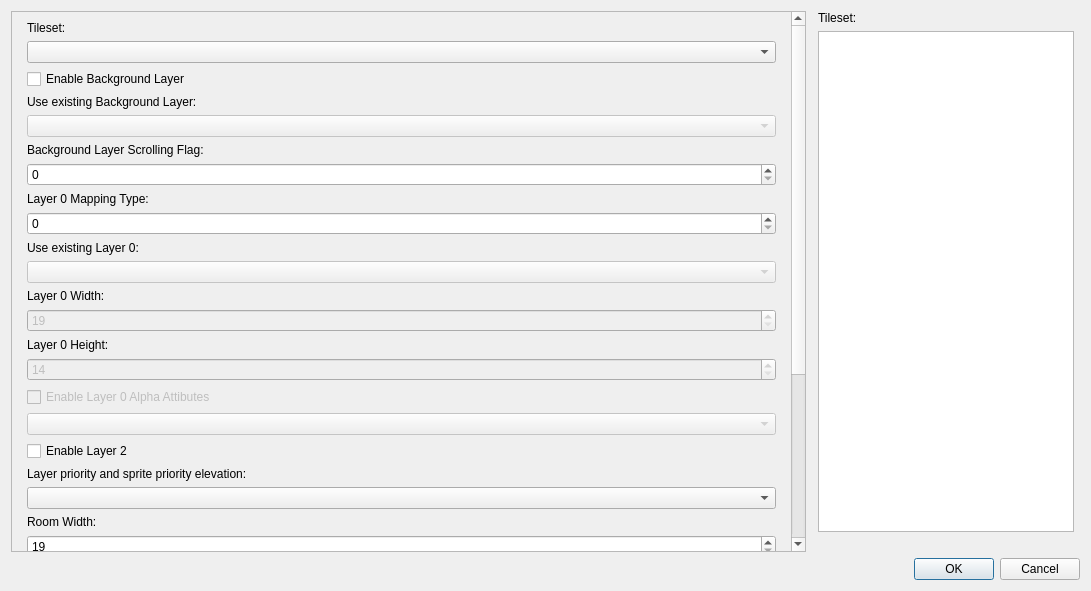
The window that Dialog/RoomConfigDialog.ui (wario-land/WL4Editor) describes before a commit, drawn with Qt 5.
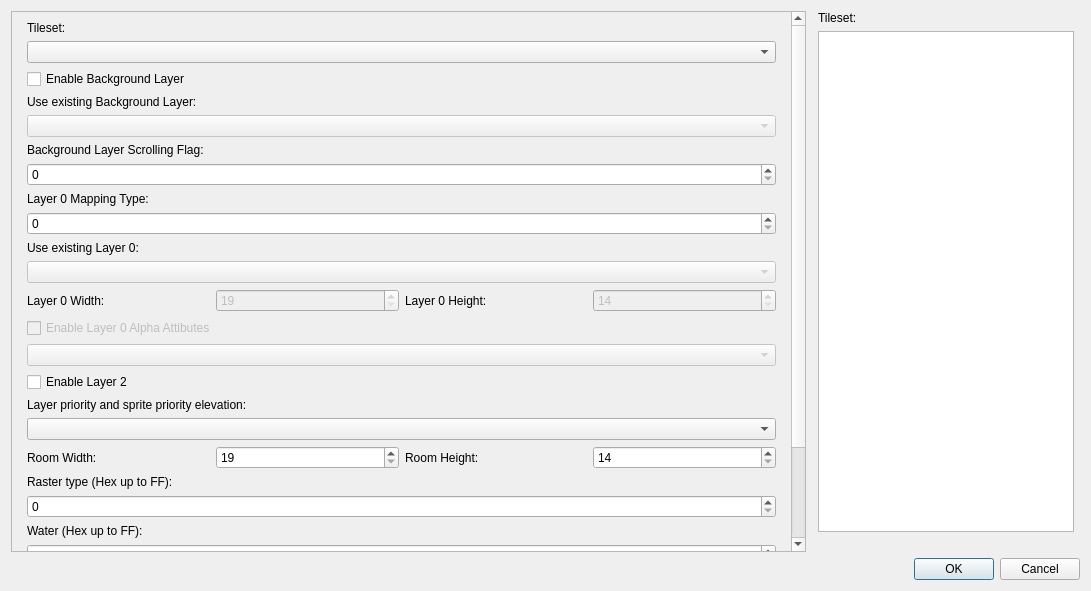
The same window after the commit. Custom widgets are drawn as their Qt base class.

Commit message:
tweak the RoomConfigDialog to support using custom layer 3
and some bugfixes

What changed in the file:
```diff
--- a/Dialog/RoomConfigDialog.ui
+++ b/Dialog/RoomConfigDialog.ui
@@ -45,7 +45,7 @@
           <x>0</x>
           <y>0</y>
           <width>781</width>
-          <height>778</height>
+          <height>711</height>
          </rect>
         </property>
         <layout class="QVBoxLayout" name="verticalLayout_2">
@@ -177,6 +177,11 @@
             </widget>
            </item>
            <item>
+            <layout class="QHBoxLayout" name="horizontalLayout_5">
+             <property name="topMargin">
+              <number>0</number>
+             </property>
+             <item>
             <widget class="QLabel" name="label_Layer0Width">
              <property name="text">
               <string>Layer 0 Width:</string>
@@ -216,6 +221,8 @@
              </property>
             </widget>
            </item>
+            </layout>
+           </item>
            <item>
             <widget class="QCheckBox" name="CheckBox_Layer0Alpha">
              <property name="enabled">
@@ -260,6 +267,11 @@
             <widget class="QComboBox" name="ComboBox_LayerPriority"/>
            </item>
            <item>
+            <layout class="QHBoxLayout" name="horizontalLayout_6">
+             <property name="topMargin">
+              <number>0</number>
+             </property>
+             <item>
             <widget class="QLabel" name="roomWidthLabel">
              <property name="text">
               <string>Room Width:</string>
@@ -292,6 +304,8 @@
               <number>255</number>
              </property>
             </widget>
+             </item>
+            </layout>
            </item>
            <item>
             <layout class="QHBoxLayout" name="horizontalLayout_4">
```
Lines whose indentation alone changed are shown as unchanged. The commit also changes 9 other files.
